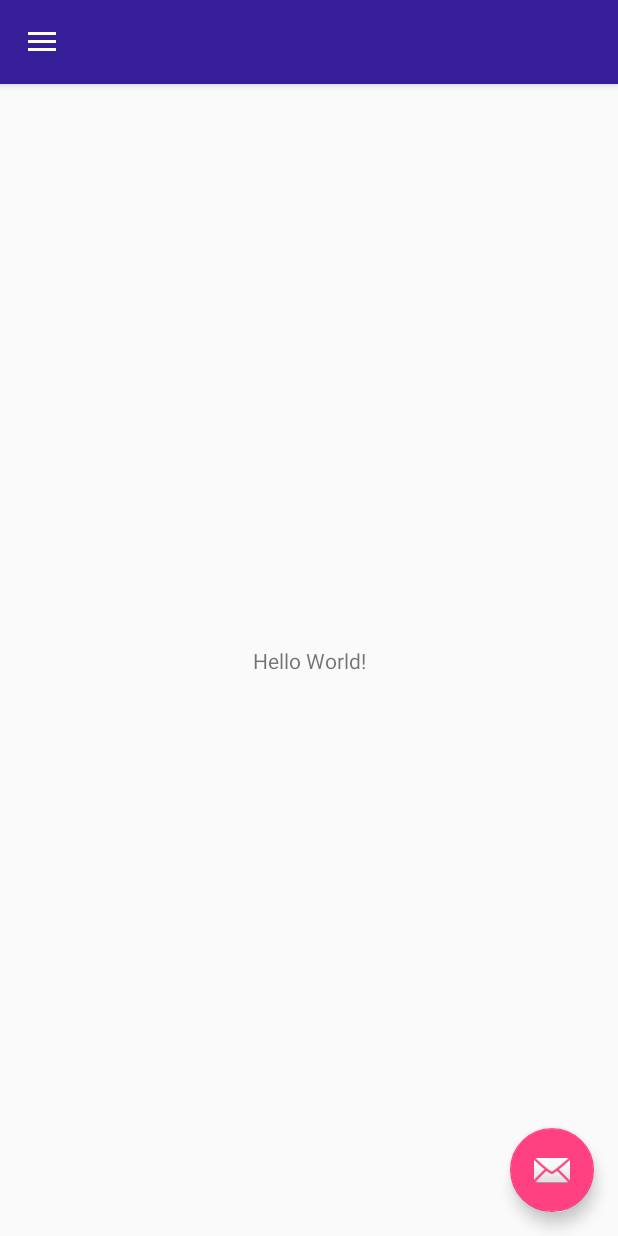
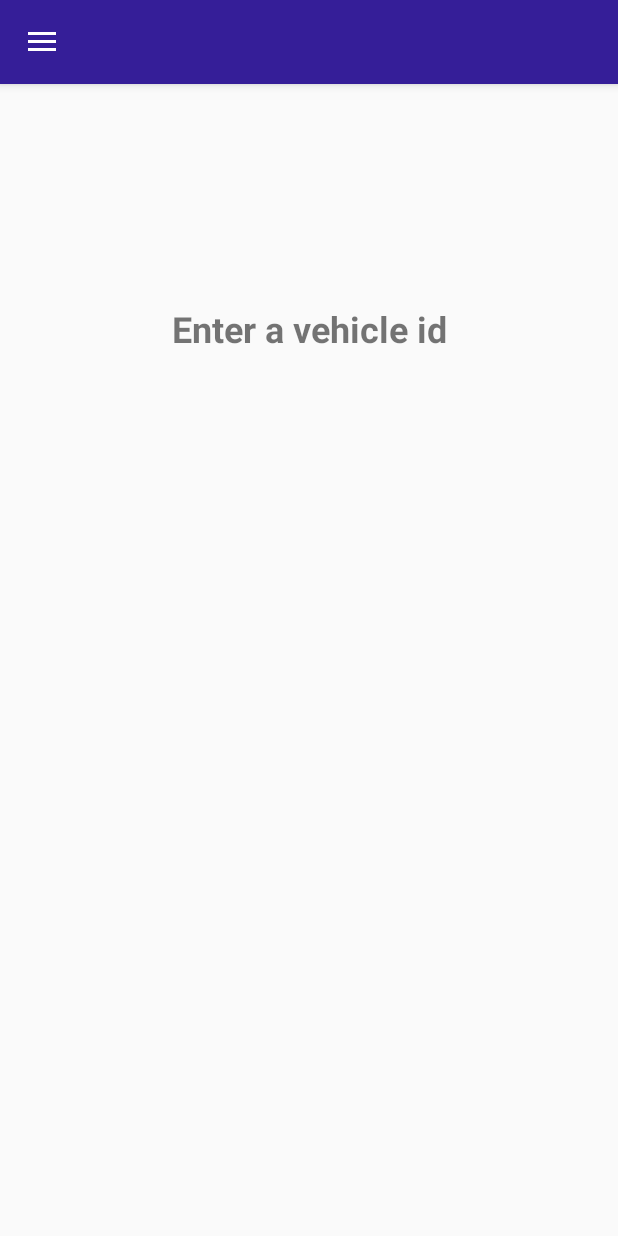
Before and after one commit to Atila92/SmartVehicleFleet, an Android app: the screen it shows after launch (MainActivity), on a phone screen of 412 x 824 dp. Run offline under Robolectric (Android 15) with nearby library versions, the phone set to English and light mode, and no system bars.

Commit message:
config activity done for now

```diff
--- a/app/src/main/java/com/example/atila/smartvehiclefleet/MainActivity.java
+++ b/app/src/main/java/com/example/atila/smartvehiclefleet/MainActivity.java
@@ -1,8 +1,11 @@
 package com.example.atila.smartvehiclefleet;
 
+import android.database.Cursor;
 import android.os.Bundle;
+import android.provider.Settings;
 import android.support.design.widget.FloatingActionButton;
 import android.support.design.widget.Snackbar;
+import android.util.Log;
 import android.view.View;
 import android.support.design.widget.NavigationView;
 import android.support.v4.view.GravityCompat;
@@ -12,13 +15,17 @@ import android.support.v7.app.AppCompatActivity;
 import android.support.v7.widget.Toolbar;
 import android.view.Menu;
 import android.view.MenuItem;
+import android.widget.TextView;
+
+import com.example.atila.smartvehiclefleet.dbhelper.DataProvider;
+import com.example.atila.smartvehiclefleet.dbhelper.DbHelper;
 
 import java.util.HashMap;
 
 public class MainActivity extends AppCompatActivity
         implements NavigationView.OnNavigationItemSelectedListener {
 
-    public static final HashMap<String, String> beaconVehicleMappings = new HashMap<String, String>();
+    private TextView firstTextView;
 
     @Override
     protected void onCreate(Bundle savedInstanceState) {
@@ -26,12 +33,14 @@ public class MainActivity extends AppCompatActivity
         setContentView(R.layout.activity_main);
         Toolbar toolbar = (Toolbar) findViewById(R.id.toolbar);
         setSupportActionBar(toolbar);
-        FloatingActionButton fab = (FloatingActionButton) findViewById(R.id.fab);
-        fab.setOnClickListener(new View.OnClickListener() {
-            @Override
-            public void onClick(View view) {
-                Snackbar.make(view, "Replace with your own action", Snackbar.LENGTH_LONG)
-                        .setAction("Action", null).show();
+        //For test of db
+        firstTextView = (TextView) findViewById(R.id.firstTextView);
+        DataProvider dataProvider = new DataProvider(this);
+
+        firstTextView.setOnClickListener(new View.OnClickListener(){
+            public void onClick(View v) {
+                Log.d("Click---------", "Working!");
+
             }
         });
 
@@ -43,6 +52,19 @@ public class MainActivity extends AppCompatActivity
 
         NavigationView navigationView = (NavigationView) findViewById(R.id.nav_view);
         navigationView.setNavigationItemSelectedListener(this);
+
+        Cursor cursor = dataProvider.selectAllMappings();
+        cursor.moveToFirst();
+        while (!cursor.isAfterLast()) {
+            firstTextView.setText(cursor.getString(cursor.getColumnIndex(DbHelper.MAPPING_ID))+":"+cursor.getString(cursor.getColumnIndex(DbHelper.BEACON_IDENTIFIER))
+                    +":"+cursor.getString(cursor.getColumnIndex(DbHelper.VEHICLE_IDENTIFIER)));
+
+            Log.d("Click---------", cursor.getString(cursor.getColumnIndex(DbHelper.MAPPING_ID))+":"+cursor.getString(cursor.getColumnIndex(DbHelper.BEACON_IDENTIFIER))
+                    +":"+cursor.getString(cursor.getColumnIndex(DbHelper.VEHICLE_IDENTIFIER)));
+            cursor.moveToNext();
+            }
+            cursor.close();
+
     }
 
     @Override
--- a/app/src/main/java/com/example/atila/smartvehiclefleet/dbhelper/DataProvider.java
+++ b/app/src/main/java/com/example/atila/smartvehiclefleet/dbhelper/DataProvider.java
@@ -30,7 +30,7 @@ public class DataProvider {
     public long updateMapping(String beaconId, String vehicleId){
         ContentValues values = new ContentValues();
         values.put(DbHelper.VEHICLE_IDENTIFIER, vehicleId);
-        return database.update(DbHelper.TABLE_MAPPING,values,DbHelper.BEACON_IDENTIFIER+"="+beaconId,null);
+        return database.update(DbHelper.TABLE_MAPPING,values,DbHelper.BEACON_IDENTIFIER+"='"+beaconId+"'",null);
     }
     //Select all mappings from sqlite db
     public Cursor selectAllMappings(){
@@ -44,7 +44,7 @@ public class DataProvider {
     //Select a specific vehicle identifier from sqlite db
     public Cursor selectVehicleIdentifier(String beaconId){
         String[] cols = new String[] {DbHelper.VEHICLE_IDENTIFIER};
-        Cursor cursor = database.query(true, DbHelper.TABLE_MAPPING, cols, DbHelper.BEACON_IDENTIFIER +"="+beaconId, null, null, null, null, null);
+        Cursor cursor = database.query(true, DbHelper.TABLE_MAPPING, cols, DbHelper.BEACON_IDENTIFIER +"='"+beaconId+"'", null, null, null, null, null);
         if (cursor != null){
             cursor.moveToFirst();
         }
--- a/app/src/main/res/layout/app_bar_main.xml
+++ b/app/src/main/res/layout/app_bar_main.xml
@@ -22,12 +22,4 @@
 
     <include layout="@layout/content_main" />
 
-    <android.support.design.widget.FloatingActionButton
-        android:id="@+id/fab"
-        android:layout_width="wrap_content"
-        android:layout_height="wrap_content"
-        android:layout_gravity="bottom|end"
-        android:layout_margin="@dimen/fab_margin"
-        app:srcCompat="@android:drawable/ic_dialog_email" />
-
 </android.support.design.widget.CoordinatorLayout>
--- a/app/src/main/res/layout/content_main.xml
+++ b/app/src/main/res/layout/content_main.xml
@@ -9,12 +9,18 @@
     tools:showIn="@layout/app_bar_main">
 
     <TextView
-        android:layout_width="wrap_content"
-        android:layout_height="wrap_content"
-        android:text="Hello World!"
+        android:id="@+id/firstTextView"
+        android:layout_width="255dp"
+        android:layout_height="90dp"
+        android:text="Enter a vehicle id"
+        android:textAlignment="center"
+        android:textSize="24sp"
+        android:textStyle="bold"
         app:layout_constraintBottom_toBottomOf="parent"
+        app:layout_constraintHorizontal_bias="0.504"
         app:layout_constraintLeft_toLeftOf="parent"
         app:layout_constraintRight_toRightOf="parent"
-        app:layout_constraintTop_toTopOf="parent" />
+        app:layout_constraintTop_toTopOf="parent"
+        app:layout_constraintVertical_bias="0.216" />
 
 </android.support.constraint.ConstraintLayout>
```
Also changed, not shown: app/src/main/java/com/example/atila/smartvehiclefleet/BeaconConfigActivity.java (+20 -2 lines).
